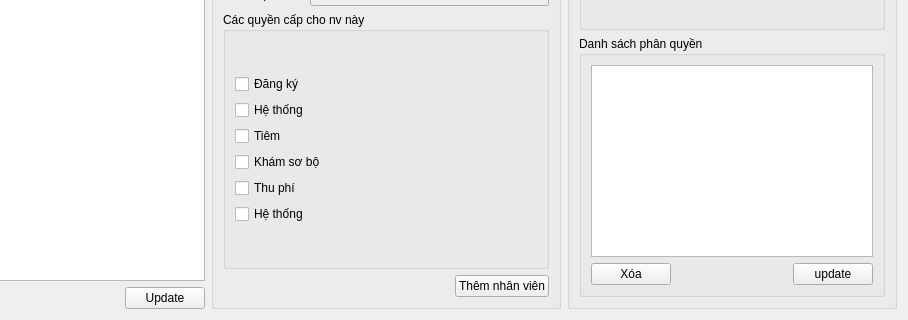
xdien/tcmr, file managenv.ui: the form before one commit; both pictures show x 136 to 1044 and y 224 to 544 of the 1044 by 544 pixel window.
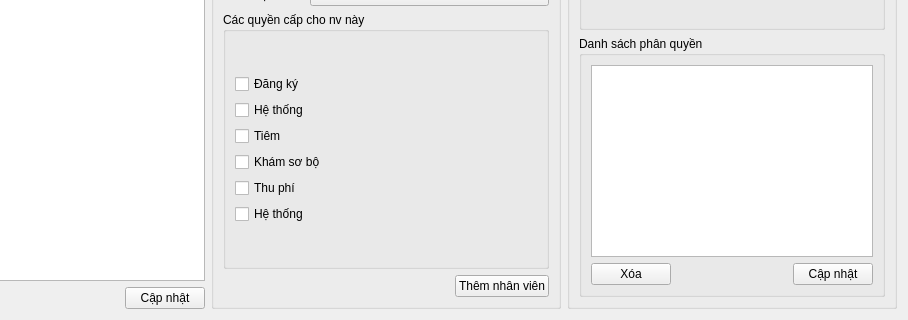
The form after the commit.

Commit message: sua loi build

Diff of the .ui file:
```diff
--- a/managenv.ui
+++ b/managenv.ui
@@ -44,7 +44,7 @@
        <item>
         <widget class="QPushButton" name="pushButton">
          <property name="text">
-          <string>Update</string>
+          <string>Cập nhật</string>
          </property>
         </widget>
        </item>
@@ -384,7 +384,7 @@
            <item>
             <widget class="QPushButton" name="pushButton_4">
              <property name="text">
-              <string>update</string>
+              <string>Cập nhật</string>
              </property>
             </widget>
            </item>
```
Left out of the diff: 5 changed lines with no effect on the pictures. The commit also changes 1 other file.
